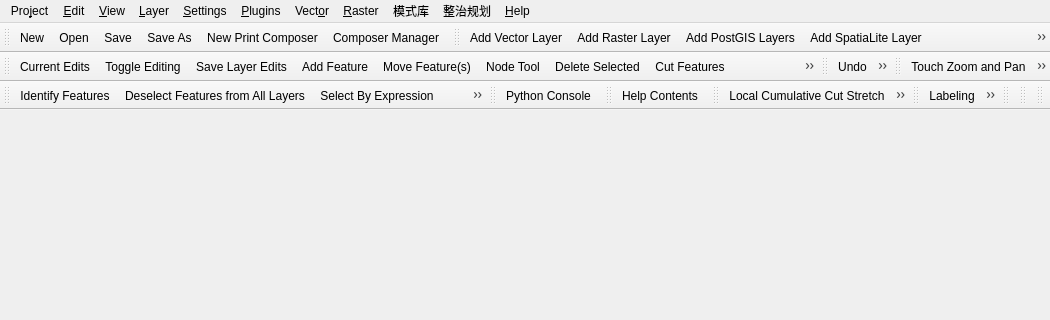
This is src/ui/qgisapp.ui in herow/planning_qgis as Qt 5 draws it before an edit; both pictures show x 0 to 1050 and y 0 to 320 of the 1050 by 506 pixel window. The edited form follows.
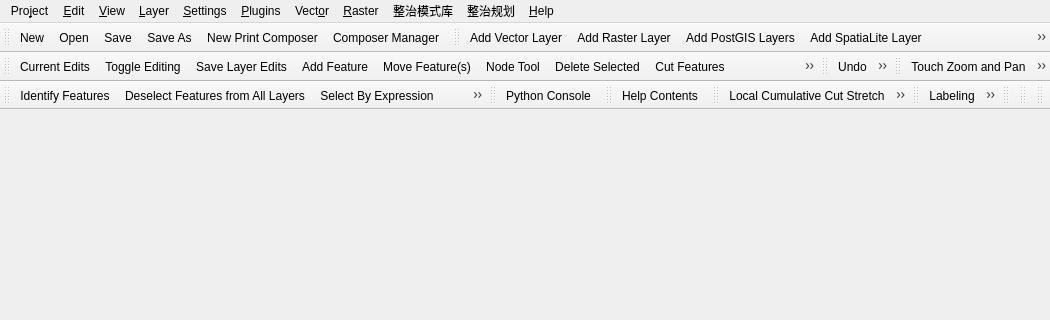
This is the edited form. Icons and pictures are not drawn.

Diff of the .ui file:
```diff
--- a/src/ui/qgisapp.ui
+++ b/src/ui/qgisapp.ui
@@ -277,7 +277,7 @@
    </widget>
    <widget class="QMenu" name="mPatternDBMenu">
     <property name="title">
-     <string>模式库</string>
+     <string>整治模式库</string>
     </property>
     <addaction name="mActionCaseDB"/>
     <addaction name="mActionPolicyDB"/>
```
Left out of the diff: 7 changed lines with no effect on the pictures.
